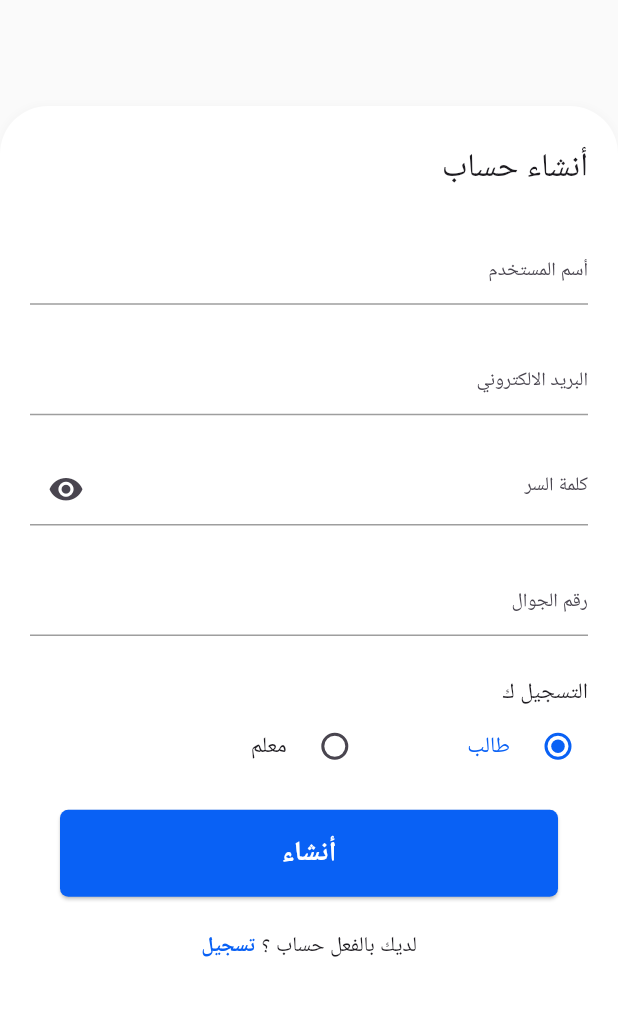
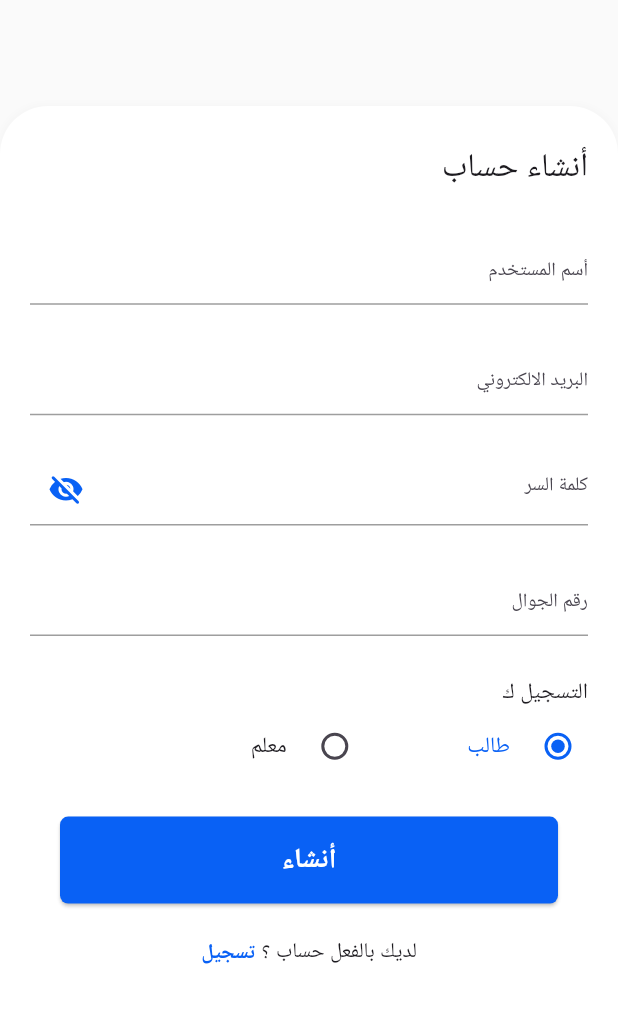
Before and after one commit to Mohamed-7agag/EDUCA_app, a Flutter app: the screen it shows after launch, after a tap on "تخطي", after a tap on "تسجيل", after a tap on "أنشاء", on a phone screen of 412 x 824 dp, the part 203-1226 px from its top. Run offline on Flutter 3.47's test engine with Material 3 defaults, Android fonts, the phone set to English and light mode, and no system bars; our stand-ins replace awesome_dialog, flutter_bloc, flutter_screenutil, google_fonts, google_nav_bar, introduction_screen; Roboto replaces fonts that are missing (Tajawal).

Commit message:
Update app icon and label . Also updated the visibility icons in login and register views for better UI consistency.

```diff
--- a/lib/Features/auth/presentation/view_model/password_visibility/password_visibility_cubit.dart
+++ b/lib/Features/auth/presentation/view_model/password_visibility/password_visibility_cubit.dart
@@ -1,7 +1,7 @@
 import 'package:flutter_bloc/flutter_bloc.dart';
 
 class PasswordVisibilityCubit extends Cubit<bool> {
-  PasswordVisibilityCubit() : super(true);
+  PasswordVisibilityCubit() : super(false);
 
   void changeState() {
     emit(!state);
--- a/lib/Features/auth/presentation/widgets/login_view_body.dart
+++ b/lib/Features/auth/presentation/widgets/login_view_body.dart
@@ -76,8 +76,8 @@ class LoginViewBody extends StatelessWidget {
                                       .changeState();
                                 },
                                 icon: state == true
-                                    ? const Icon(Icons.visibility_rounded)
-                                    : const Icon(Icons.visibility_off_rounded),
+                                    ? const Icon(Icons.visibility_rounded,color: kPrimaryColor)
+                                    : const Icon(Icons.visibility_off_rounded,color: kPrimaryColor),
                               ),
                             );
                           },
@@ -85,10 +85,10 @@ class LoginViewBody extends StatelessWidget {
                       ],
                     ),
                   ),
-                  SizedBox(height: 16.h),
+                  SizedBox(height: 20.h),
                   Text(
                     "نسيت كلمة السر ؟",
-                    style: Styles.textStyle14,
+                    style: Styles.textStyle14.copyWith(color: kPrimaryColor),
                   ),
                   SizedBox(height: 50.h),
                   Padding(
--- a/lib/Features/auth/presentation/widgets/register_view_body.dart
+++ b/lib/Features/auth/presentation/widgets/register_view_body.dart
@@ -86,8 +86,8 @@ class RegisterViewBody extends StatelessWidget {
                                       .changeState();
                                 },
                                 icon: state == true
-                                    ? const Icon(Icons.visibility_rounded)
-                                    : const Icon(Icons.visibility_off_rounded),
+                                    ? const Icon(Icons.visibility_rounded,color: kPrimaryColor)
+                                    : const Icon(Icons.visibility_off_rounded,color: kPrimaryColor),
                               ),
                             );
                           },
@@ -157,7 +157,7 @@ class RegisterViewBody extends StatelessWidget {
                       );
                     },
                   ),
-                  SizedBox(height: 20.h),
+                  SizedBox(height: 25.h),
                   Padding(
                     padding: const EdgeInsets.symmetric(horizontal: 20),
                     child: CustomButton(
--- a/lib/Features/profile/presentation/views/profile_edit_view.dart
+++ b/lib/Features/profile/presentation/views/profile_edit_view.dart
@@ -2,7 +2,6 @@ import 'package:field_training_app/Core/utils/constatnt.dart';
 import 'package:field_training_app/Core/widgets/custom_button.dart';
 import 'package:flutter/material.dart';
 import 'package:flutter_screenutil/flutter_screenutil.dart';
-import '../../../../Core/utils/app_router.dart';
 
 class ProfileEditView extends StatelessWidget {
   const ProfileEditView({super.key});
--- a/lib/Features/profile/presentation/widgets/profile_view_body.dart
+++ b/lib/Features/profile/presentation/widgets/profile_view_body.dart
@@ -1,5 +1,4 @@
 import 'package:field_training_app/Core/utils/app_router.dart';
-import 'package:field_training_app/Core/utils/constatnt.dart';
 import 'package:field_training_app/Core/widgets/custom_button.dart';
 import 'package:field_training_app/Features/profile/presentation/widgets/profile_item.dart';
 import 'package:flutter/material.dart';
```
Also changed, not shown: pubspec.yaml (+5 -2 lines), assets/images/done.png (added), assets/images/icon.png (added), assets/images/pana.png (added), 28 other files.
